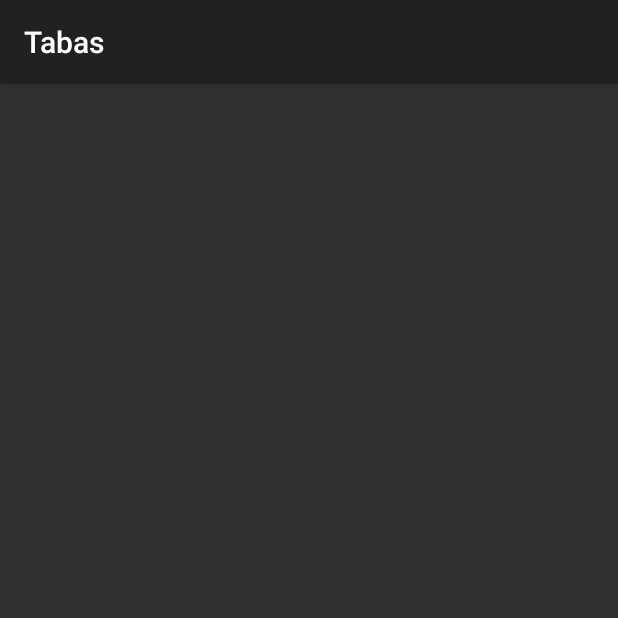
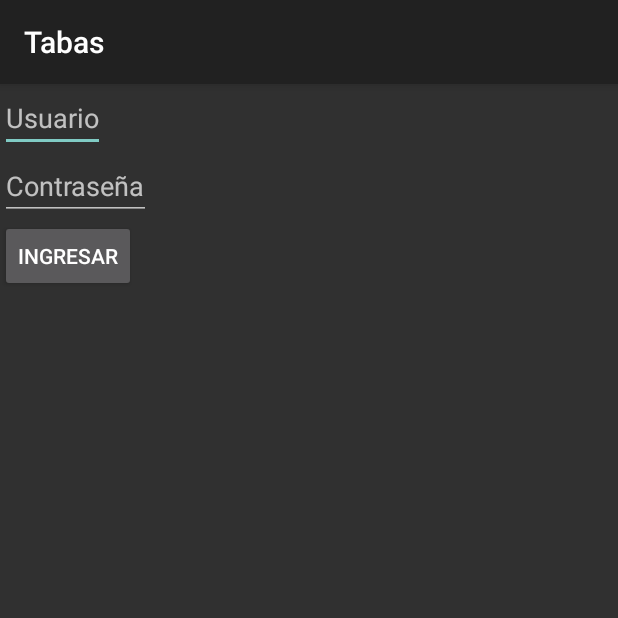
Before and after one commit to itcr3442/CE3101-Tabas, an Android app: the screen it shows after launch (MainActivity), on a phone screen of 412 x 824 dp, the top half of it. Run offline under Robolectric (Android 15) with nearby library versions, the phone set to English and light mode, and no system bars.

Commit message:
app: implement login

```diff
--- a/app/app/src/main/AndroidManifest.xml
+++ b/app/app/src/main/AndroidManifest.xml
@@ -1,6 +1,10 @@
 <?xml version="1.0" encoding="utf-8"?>
 <manifest xmlns:android="http://schemas.android.com/apk/res/android" package="cr.ac.tec.ce3101.tabas.app">
-    <application android:label="Tabas" android:theme="@style/Theme.AppCompat">
+    <uses-permission android:name="android.permission.INTERNET" />
+    <application android:label="Tabas"
+                 android:theme="@style/Theme.AppCompat"
+                 android:usesCleartextTraffic="true">
+
         <activity android:name=".MainActivity">
             <intent-filter>
                 <action android:name="android.intent.action.MAIN"/>
--- a/app/app/src/main/kotlin/MainActivity.kt
+++ b/app/app/src/main/kotlin/MainActivity.kt
@@ -1,6 +1,51 @@
 package cr.ac.tec.ce3101.tabas.app
 
+import android.os.Bundle
+import android.view.View
+import android.widget.EditText
+import android.widget.TextView
 import androidx.appcompat.app.AppCompatActivity
 
+import retrofit2.Call
+import retrofit2.Callback
+import retrofit2.Response
+import retrofit2.Retrofit
+import retrofit2.converter.gson.GsonConverterFactory
+
 class MainActivity : AppCompatActivity() {
+  private lateinit var username: EditText
+  private lateinit var password: EditText
+  private lateinit var loginError: TextView
+
+  override fun onCreate(savedInstanceState: Bundle?) {
+    super.onCreate(savedInstanceState)
+    setContentView(R.layout.activity_main)
+
+    username = findViewById(R.id.username);
+    password = findViewById(R.id.password);
+    loginError = findViewById(R.id.loginError);
+  }
+
+  fun login(view: View) {
+    val username = username.text.toString()
+	val password = password.text.toString()
+
+    val retrofit = Retrofit.Builder()
+                    .baseUrl("http://192.168.34.68:5265")
+                    .addConverterFactory(GsonConverterFactory.create())
+                    .build()
+
+    val service = retrofit.create(TabasService::class.java)
+	service.checkLogin(username, password).enqueue(object : Callback<Success> {
+	  override fun onResponse(call: Call<Success>, response: Response<Success>) {
+	    if(response.body()!!.success != 1) {
+		  loginError.setVisibility(View.VISIBLE)
+		}
+	  }
+
+	  override fun onFailure(call: Call<Success>, t: Throwable) {
+	    throw t
+	  }
+	});
+  }
 }
--- /dev/null
+++ b/app/app/src/main/res/layout/activity_main.xml
@@ -0,0 +1,30 @@
+<?xml version="1.0" encoding="utf-8"?>
+<LinearLayout xmlns:android="http://schemas.android.com/apk/res/android"
+              android:layout_width="match_parent"
+              android:layout_height="match_parent"
+              android:orientation="vertical" >
+
+    <EditText android:id="@+id/username"
+              android:layout_width="wrap_content"
+              android:layout_height="wrap_content"
+              android:hint="Usuario" />
+
+    <EditText android:id="@+id/password"
+              android:layout_width="wrap_content"
+              android:layout_height="wrap_content"
+              android:inputType="textPassword"
+              android:hint="Contraseña" />
+
+    <Button android:onClick="login"
+            android:layout_width="wrap_content"
+            android:layout_height="wrap_content"
+            android:text="Ingresar" />
+
+    <TextView android:id="@+id/loginError"
+              android:layout_width="wrap_content"
+              android:layout_height="wrap_content"
+              android:visibility="invisible"
+              android:text="Credenciales incorrectas, intente nuevamente."
+              android:textColor="#ff0000" />
+
+</LinearLayout>
```
Also changed, not shown: app/app/build.gradle.kts (+7 -0 lines), app/app/src/main/kotlin/TabasService.kt (added, +14 -0 lines), 1 other file.
